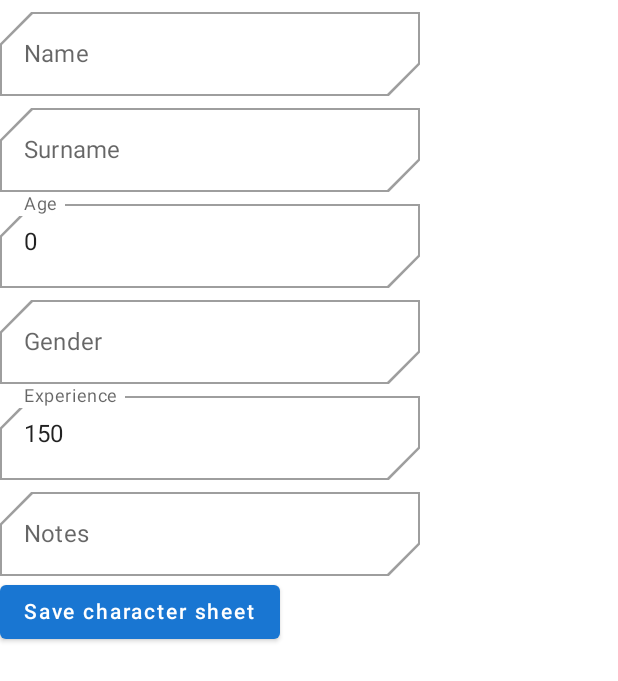
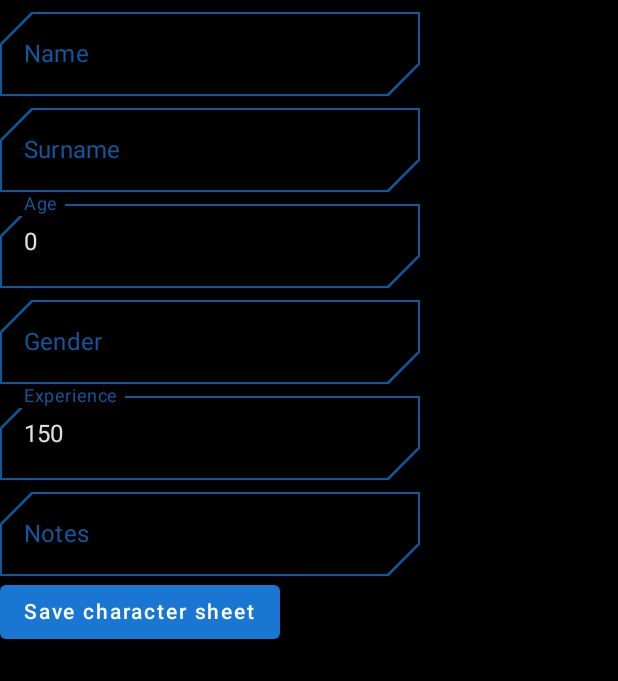
Before and after one commit to MrNexiol/Idee_Fixe_Creator_2, an Android app built with Jetpack Compose: the screen it shows after launch (MainActivity), after a tap on "Go to creator", on a phone screen of 412 x 824 dp. Shown: the top 681 px of the screen. Run offline under Robolectric (Android 15) with nearby library versions, the phone set to English and light mode, and no system bars; our stand-ins replace Dagger/Hilt's generated code, Room's generated code.

Commit message:
Changed app colors Changed color of textInput unfocused border

```diff
--- a/app/src/main/java/tomasz/kopycinski/ideefixecreator2/ui/components/TextInput.kt
+++ b/app/src/main/java/tomasz/kopycinski/ideefixecreator2/ui/components/TextInput.kt
@@ -3,6 +3,9 @@ package tomasz.kopycinski.ideefixecreator2.ui.components
 import androidx.compose.foundation.text.KeyboardOptions
 import androidx.compose.material.OutlinedTextField
 import androidx.compose.material.Text
+import androidx.compose.material.TextFieldDefaults
+import androidx.compose.material.MaterialTheme
+import androidx.compose.material.ContentAlpha
 import androidx.compose.runtime.Composable
 import androidx.compose.ui.graphics.Shape
 import androidx.compose.ui.tooling.preview.Preview
@@ -21,7 +24,10 @@ fun TextInput(
         onValueChange = onValueChange,
         label = { Text(text = label) },
         keyboardOptions = keyboardOptions,
-        shape = shape
+        shape = shape,
+        colors = TextFieldDefaults.outlinedTextFieldColors(
+            unfocusedBorderColor = MaterialTheme.colors.onSurface.copy(alpha = ContentAlpha.medium)
+        )
     )
 }
 
--- a/app/src/main/java/tomasz/kopycinski/ideefixecreator2/ui/theme/Color.kt
+++ b/app/src/main/java/tomasz/kopycinski/ideefixecreator2/ui/theme/Color.kt
@@ -3,9 +3,11 @@ package tomasz.kopycinski.ideefixecreator2.ui.theme
 import androidx.compose.ui.graphics.Color
 
 const val blue700 = 0xFF1976d2
+const val red700 = 0xFFd32f2f
+const val black = 0xFF000000
+const val white = 0xFFFFFFFF
 
 val primary = Color(blue700)
-
-val Purple200 = Color(0xFFBB86FC)
-val Purple700 = Color(0xFF3700B3)
-val Teal200 = Color(0xFF03DAC5)
+val secondary = Color(red700)
+val background = Color(black)
+val onBackground = Color(white)
--- a/app/src/main/java/tomasz/kopycinski/ideefixecreator2/ui/theme/Theme.kt
+++ b/app/src/main/java/tomasz/kopycinski/ideefixecreator2/ui/theme/Theme.kt
@@ -1,42 +1,21 @@
 package tomasz.kopycinski.ideefixecreator2.ui.theme
 
-import androidx.compose.foundation.isSystemInDarkTheme
 import androidx.compose.material.MaterialTheme
-import androidx.compose.material.darkColors
 import androidx.compose.material.lightColors
 import androidx.compose.runtime.Composable
 
-private val DarkColorPalette = darkColors(
-    primary = Purple200,
-    primaryVariant = Purple700,
-    secondary = Teal200
-)
-
 private val LightColorPalette = lightColors(
     primary = primary,
-    primaryVariant = Purple700,
-    secondary = Teal200
-
-    /* Other default colors to override
-    background = Color.White,
-    surface = Color.White,
-    onPrimary = Color.White,
-    onSecondary = Color.Black,
-    onBackground = Color.Black,
-    onSurface = Color.Black,
-    */
+    secondary = secondary,
+    background = background,
+    onBackground = onBackground,
+    onSurface = primary
 )
 
 @Composable
-fun IdeeFixeCreator2Theme(darkTheme: Boolean = isSystemInDarkTheme(), content: @Composable () -> Unit) {
-    val colors = if (darkTheme) {
-        DarkColorPalette
-    } else {
-        LightColorPalette
-    }
-
+fun IdeeFixeCreator2Theme(content: @Composable () -> Unit) {
     MaterialTheme(
-        colors = colors,
+        colors = LightColorPalette,
         typography = Typography,
         shapes = Shapes,
         content = content
```
